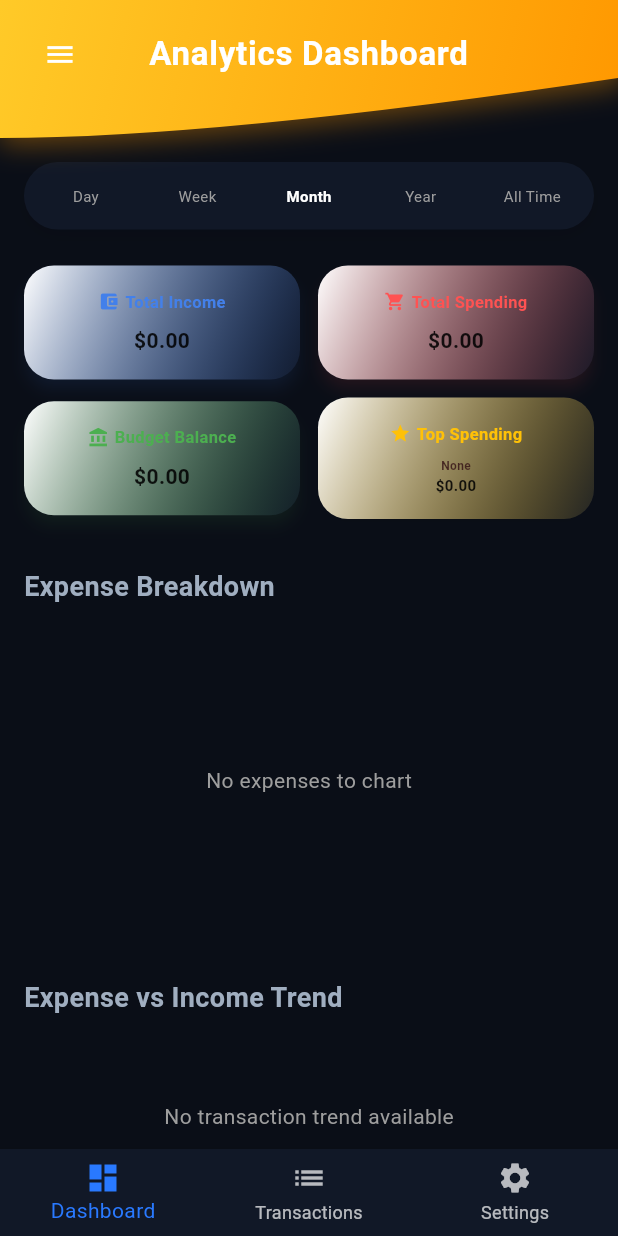
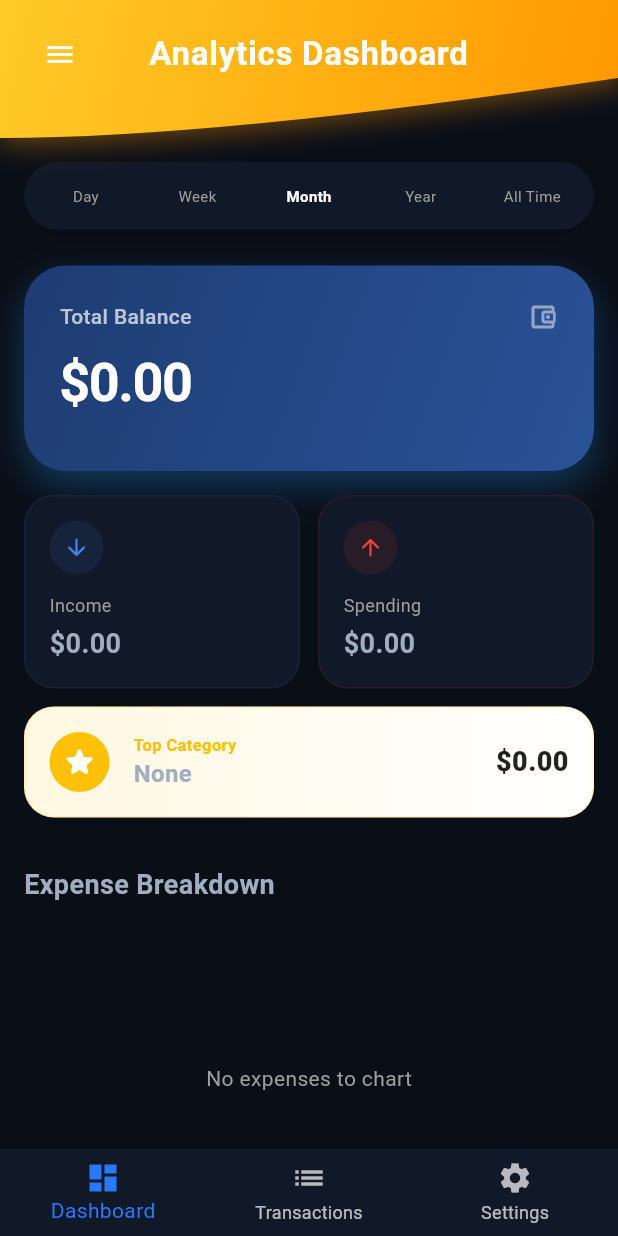
Before and after one commit to GHDBASHEN/Intelligent-Personal-Finance-Budgeting-System, a Flutter app: the DashboardAnalyticsScreen screen opened by its route, on a phone screen of 412 x 824 dp. Run offline on Flutter 3.47's test engine with Material 3 defaults, Android fonts, the light colour scheme and no system bars; our stand-ins replace csv, firebase_auth, firebase_core, fl_chart, flutter_dotenv, flutter_local_notifications and 7 more; missing offline and left inert: email_otp, mobile_scanner; accounts and stored records are empty; network calls fail.

Commit message:
feat: implement transaction filtering system and analytics dashboard screen

```diff
--- a/lib/presentation/providers/filter_provider.dart
+++ b/lib/presentation/providers/filter_provider.dart
@@ -102,10 +102,11 @@
   TransactionFilterNotifier.new,
 );
 
-final filteredTransactionsProvider = Provider<List<TransactionEntity>>((ref) {
-  final transactions = ref.watch(transactionProvider).transactions;
-  final filter = ref.watch(filterProvider);
+final analyticsFilterProvider = NotifierProvider<TransactionFilterNotifier, TransactionFilterCriteria>(
+  TransactionFilterNotifier.new,
+);
 
+List<TransactionEntity> _applyFilterLogic(List<TransactionEntity> transactions, TransactionFilterCriteria filter) {
   return transactions.where((tx) {
     if (filter.query.isNotEmpty && !tx.note.toLowerCase().contains(filter.query.toLowerCase())) {
       return false;
@@ -133,4 +134,16 @@
     }
     return true;
   }).toList();
+}
+
+final filteredTransactionsProvider = Provider<List<TransactionEntity>>((ref) {
+  final transactions = ref.watch(transactionProvider).transactions;
+  final filter = ref.watch(filterProvider);
+  return _applyFilterLogic(transactions, filter);
 });
+
+final filteredAnalyticsTransactionsProvider = Provider<List<TransactionEntity>>((ref) {
+  final transactions = ref.watch(transactionProvider).transactions;
+  final filter = ref.watch(analyticsFilterProvider);
+  return _applyFilterLogic(transactions, filter);
+});
--- a/lib/presentation/screens/dashboard/dashboard_analytics_screen.dart
+++ b/lib/presentation/screens/dashboard/dashboard_analytics_screen.dart
@@ -59,12 +59,12 @@
       end = null;
     }
 
-    ref.read(filterProvider.notifier).setDateRange(start, end);
+    ref.read(analyticsFilterProvider.notifier).setDateRange(start, end);
   }
 
   @override
   Widget build(BuildContext context) {
-    final filteredTransactions = ref.watch(filteredTransactionsProvider);
+    final filteredTransactions = ref.watch(filteredAnalyticsTransactionsProvider);
     final categoriesAsync = ref.watch(categoriesProvider);
     final currencyData = ref.watch(currencyStateProvider);
     final currencyNotifier = ref.read(currencyStateProvider.notifier);
@@ -211,108 +211,182 @@
     final balance = income - expense;
 
     return Column(
+      crossAxisAlignment: CrossAxisAlignment.start,
       children: [
+        // 1. Main Balance "Hero" Card
+        _buildMainBalanceCard(balance, currencyNotifier),
+        const SizedBox(height: 16),
+
+        // 2. Secondary Stats Grid
         Row(
           children: [
             Expanded(
-              child: _summaryCard(
-                "Total Income",
+              child: _statCard(
+                "Income",
                 income,
-                const Color.fromARGB(255, 67, 128, 234),
+                const Color(0xFF4380EA),
+                Icons.arrow_downward_rounded,
                 currencyNotifier,
-                Icons.account_balance_wallet,
               ),
             ),
             const SizedBox(width: 12),
             Expanded(
-              child: _summaryCard(
-                "Total Spending",
+              child: _statCard(
+                "Spending",
                 expense,
-                Colors.redAccent,
+                const Color(0xFFF44336),
+                Icons.arrow_upward_rounded,
                 currencyNotifier,
-                Icons.shopping_cart,
               ),
             ),
           ],
         ),
         const SizedBox(height: 12),
-        Row(
-          children: [
-            Expanded(
-              child: _summaryCard(
-                "Budget Balance",
-                balance,
-                balance >= 0 ? Colors.green : Colors.orangeAccent,
-                currencyNotifier,
-                Icons.account_balance,
-              ),
-            ),
-            const SizedBox(width: 12),
-            Expanded(
-              child: Card(
-                elevation: 4,
-                shadowColor: Colors.black12,
-                shape: RoundedRectangleBorder(
-                  borderRadius: BorderRadius.circular(20),
-                ),
-                child: Container(
-                  padding: const EdgeInsets.all(16.0),
+
+        // 3. Top Spending Insights Card
+        _buildTopSpendingInsight(highestCategory, highestAmount, currencyNotifier),
+      ],
+    );
+  }
+
+  Widget _buildMainBalanceCard(double balance, dynamic currencyNotifier) {
+    final isPositive = balance >= 0;
+    // We use a TweenAnimationBuilder to animate the 'value' from 0 to balance
+    return TweenAnimationBuilder<double>(
+      tween: Tween<double>(begin: 0, end: balance),
+      duration: const Duration(milliseconds: 1500), // Speed of animation
+      curve: Curves.easeOutExpo, // Smooth deceleration effect
+      builder: (context, animatedValue, child) {
+        return Container(
+          width: double.infinity,
+          padding: const EdgeInsets.all(24),
           decoration: BoxDecoration(
-                    borderRadius: BorderRadius.circular(20),
+            borderRadius: BorderRadius.circular(28),
             gradient: LinearGradient(
               begin: Alignment.topLeft,
               end: Alignment.bottomRight,
-                      colors: [Colors.white, Colors.amber.withAlpha(20)],
+              colors: isPositive
+                ? [const Color(0xFF1e3c72), const Color(0xFF2a5298)]
+                : [const Color(0xFF8e0e00), const Color(0xFF1f1c18)],
+            ),
+            boxShadow: [
+              BoxShadow(
+                color: (isPositive ? Colors.blue : Colors.red).withOpacity(0.3),
+                blurRadius: 20,
+                offset: const Offset(0, 10),
+              ),
+            ],
+          ),
+          child: Column(
+            crossAxisAlignment: CrossAxisAlignment.start,
+            children: [
+              Row(
+                mainAxisAlignment: MainAxisAlignment.spaceBetween,
+                children: [
+                  const Text(
+                    "Total Balance",
+                    style: TextStyle(
+                      color: Colors.white70,
+                      fontSize: 14,
+                      fontWeight: FontWeight.w500
                     ),
                   ),
+                  Icon(isPositive ? Icons.account_balance_wallet_outlined : Icons.warning_amber_rounded,
+                       color: Colors.white.withOpacity(0.5),
+                       size: 20),
+                ],
+              ),
+              const SizedBox(height: 8),
+              // Use the animatedValue here instead of the raw balance
+              FittedBox(
+                child: Text(
+                  currencyNotifier.format(currencyNotifier.convert(animatedValue)),
+                  style: const TextStyle(
+                    color: Colors.white,
+                    fontSize: 36,
+                    fontWeight: FontWeight.bold,
+                    letterSpacing: -1,
+                  ),
+                ),
+              ),
+              const SizedBox(height: 10), // Small spacer
+            ],
+          ),
+        );
+      },
+    );
+  }
+
+
+  Widget _statCard(String title, double amount, Color color, IconData icon, dynamic currencyNotifier) {
+    return Container(
+      padding: const EdgeInsets.all(16),
+      decoration: BoxDecoration(
+        color: Theme.of(context).cardColor,
+        borderRadius: BorderRadius.circular(20),
+        border: Border.all(color: color.withOpacity(0.1)),
+        boxShadow: [
+          BoxShadow(color: Colors.black.withOpacity(0.03), blurRadius: 10, offset: const Offset(0, 4)),
+        ],
+      ),
       child: Column(
+        crossAxisAlignment: CrossAxisAlignment.start,
         children: [
-                      Row(
-                        mainAxisAlignment: MainAxisAlignment.center,
-                        children: [
-                          const Icon(Icons.star, size: 14, color: Colors.amber),
-                          const SizedBox(width: 4),
-                          const Text(
-                            "Top Spending",
-                            style: TextStyle(
-                              color: Colors.amber,
-                              fontSize: 11,
-                              fontWeight: FontWeight.bold,
+          CircleAvatar(
+            radius: 18,
+            backgroundColor: color.withOpacity(0.1),
+            child: Icon(icon, color: color, size: 18),
+          ),
+          const SizedBox(height: 12),
+          Text(title, style: const TextStyle(color: Colors.grey, fontSize: 12)),
+          const SizedBox(height: 4),
+          FittedBox(
+            child: Text(
+              currencyNotifier.format(currencyNotifier.convert(amount)),
+              style: const TextStyle(fontWeight: FontWeight.bold, fontSize: 18),
             ),
           ),
         ],
       ),
-                      const SizedBox(height: 8),
-                      Text(
-                        highestCategory,
-                        style: const TextStyle(
-                          fontWeight: FontWeight.bold,
-                          fontSize: 8,
-                          color: Color.fromARGB(221, 57, 24, 24),
+    );
+  }
+
+  Widget _buildTopSpendingInsight(String category, double amount, dynamic currencyNotifier) {
+    return Container(
+      padding: const EdgeInsets.all(16),
+      decoration: BoxDecoration(
+        gradient: LinearGradient(
+          colors: [Colors.amber.shade50, Colors.white],
+          begin: Alignment.centerLeft,
+          end: Alignment.centerRight,
         ),
-                        overflow: TextOverflow.ellipsis,
+        borderRadius: BorderRadius.circular(20),
+        border: Border.all(color: Colors.amber.withOpacity(0.2)),
+      ),
+      child: Row(
+        children: [
+          const CircleAvatar(
+            backgroundColor: Colors.amber,
+            child: Icon(Icons.star_rounded, color: Colors.white),
+          ),
+          const SizedBox(width: 16),
+          Expanded(
+            child: Column(
+              crossAxisAlignment: CrossAxisAlignment.start,
+              children: [
+                const Text("Top Category", style: TextStyle(color: Colors.amber, fontWeight: FontWeight.bold, fontSize: 11)),
+                Text(category, style: const TextStyle(fontWeight: FontWeight.bold, fontSize: 16)),
+              ],
+            ),
           ),
           Text(
-                        currencyNotifier.format(
-                          currencyNotifier.convert(highestAmount),
-                        ),
-                        style: const TextStyle(
-                          color: Colors.black87,
-                          fontWeight: FontWeight.bold,
-                          fontSize: 10,
-                        ),
+            currencyNotifier.format(currencyNotifier.convert(amount)),
+            style: const TextStyle(fontWeight: FontWeight.w900, fontSize: 18, color: Colors.black87),
           ),
         ],
       ),
-                ),
-              ),
-            ),
-          ],
-        ),
-      ],
     );
   }
-
   Widget _summaryCard(
     String title,
     double amount,
@@ -729,8 +803,8 @@
     );
   }
   Widget _buildDrawer() {
-    final filter = ref.watch(filterProvider);
-    final filterNotifier = ref.read(filterProvider.notifier);
+    final filter = ref.watch(analyticsFilterProvider);
+    final filterNotifier = ref.read(analyticsFilterProvider.notifier);
 
     return Drawer(
       child: Column(
@@ -869,6 +943,8 @@
                     onPressed: () {
                       filterNotifier.clearFilters();
                       Navigator.pop(context);
+                      // Re-apply the default period after clearing
+                      _updateFilter(selectedPeriod);
                     },
                     child: const Text("Clear All"),
                   ),
```
Lines whose indentation alone changed are shown as unchanged.
